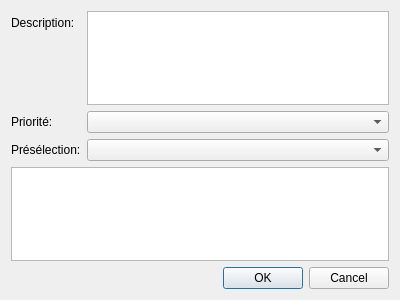
The window that InfoDynamiqueQt/Vues/vuegestionfiche.ui (AlexandreGirardin/ProjetAnalyse) describes before a commit, drawn with Qt 5.
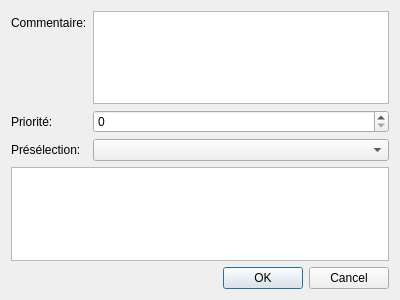
The same window after the commit.

What changed in the file:
```diff
--- a/InfoDynamiqueQt/Vues/vuegestionfiche.ui
+++ b/InfoDynamiqueQt/Vues/vuegestionfiche.ui
@@ -19,7 +19,7 @@
      <item row="0" column="0">
       <widget class="QLabel" name="etiquetteDescription">
        <property name="text">
-        <string>Description:</string>
+        <string>Commentaire:</string>
        </property>
       </widget>
      </item>
@@ -27,10 +27,7 @@
       <widget class="QTextEdit" name="champDescription"/>
      </item>
      <item row="2" column="1">
-      <widget class="QComboBox" name="comboPreselection"/>
-     </item>
-     <item row="1" column="1">
-      <widget class="QComboBox" name="comboPriorite"/>
+      <widget class="QComboBox" name="comboEnsemble"/>
      </item>
      <item row="1" column="0">
       <widget class="QLabel" name="etiquettePriorite">
@@ -46,6 +43,16 @@
        </property>
       </widget>
      </item>
+     <item row="1" column="1">
+      <widget class="QSpinBox" name="champPriorite">
+       <property name="minimum">
+        <number>0</number>
+       </property>
+       <property name="maximum">
+        <number>5</number>
+       </property>
+      </widget>
+     </item>
     </layout>
    </item>
    <item>
```
Left out of the diff: 11 changed lines with no effect on the pictures.
